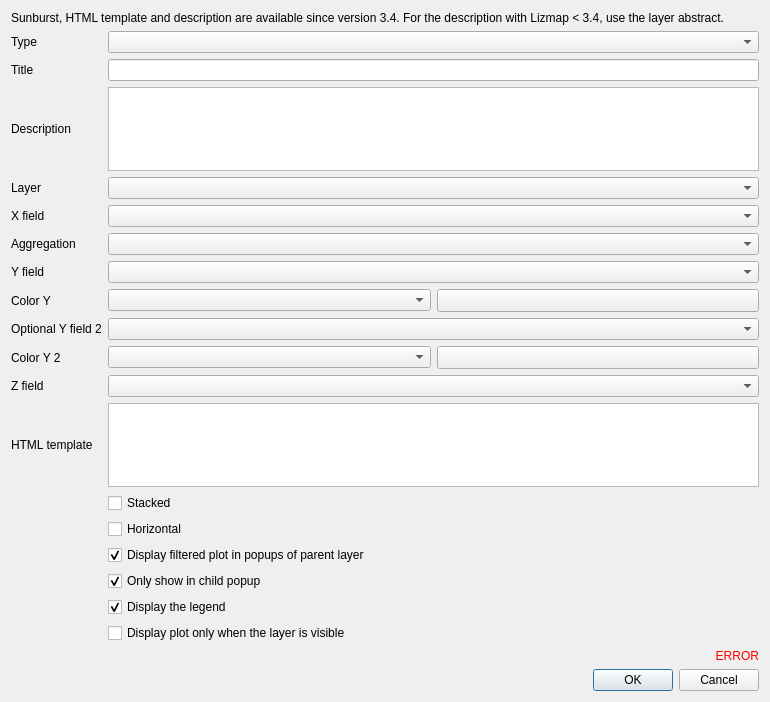
Old version of the form lizmap/resources/ui/ui_form_dataviz.ui in the repository 3liz/lizmap-plugin.
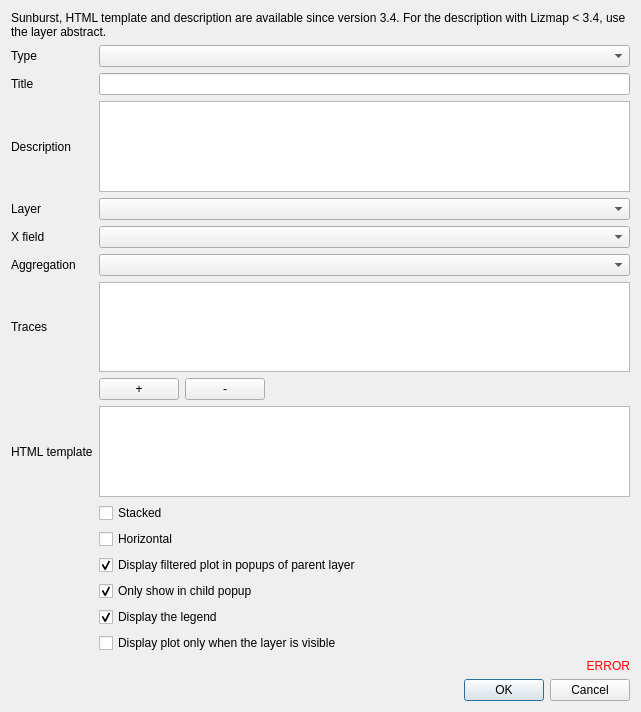
New version of the form. Custom widgets are drawn as their Qt base class.

Commit message: add multi traces in dataviz (#240)

```diff
--- a/lizmap/resources/ui/ui_form_dataviz.ui
+++ b/lizmap/resources/ui/ui_form_dataviz.ui
@@ -6,8 +6,8 @@
    <rect>
     <x>0</x>
     <y>0</y>
-    <width>770</width>
-    <height>702</height>
+    <width>641</width>
+    <height>712</height>
    </rect>
   </property>
   <property name="windowTitle">
@@ -26,8 +26,91 @@
    </item>
    <item>
     <layout class="QGridLayout" name="gridLayout">
-     <item row="11" column="1">
-      <widget class="QgsFieldComboBox" name="z_field"/>
+     <item row="9" column="0">
+      <widget class="QLabel" name="label_html_template">
+       <property name="text">
+        <string>HTML template</string>
+       </property>
+      </widget>
+     </item>
+     <item row="15" column="1">
+      <widget class="QCheckBox" name="display_when_layer_visible">
+       <property name="text">
+        <string>Display plot only when the layer is visible</string>
+       </property>
+      </widget>
+     </item>
+     <item row="6" column="0">
+      <widget class="QLabel" name="label_traces">
+       <property name="text">
+        <string>Traces</string>
+       </property>
+      </widget>
+     </item>
+     <item row="2" column="0">
+      <widget class="QLabel" name="label_description">
+       <property name="text">
+        <string>Description</string>
+       </property>
+      </widget>
+     </item>
+     <item row="0" column="1">
+      <widget class="QComboBox" name="type_graph"/>
+     </item>
+     <item row="0" column="0">
+      <widget class="QLabel" name="label_type">
+       <property name="text">
+        <string>Type</string>
+       </property>
+      </widget>
+     </item>
+     <item row="12" column="1">
+      <widget class="QCheckBox" name="popup_display_child_plot">
+       <property name="text">
+        <string>Display filtered plot in popups of parent layer</string>
+       </property>
+       <property name="checked">
+        <bool>true</bool>
+       </property>
+      </widget>
+     </item>
+     <item row="4" column="0">
+      <widget class="QLabel" name="label_x_field">
+       <property name="text">
+        <string>X field</string>
+       </property>
+      </widget>
+     </item>
+     <item row="7" column="1">
+      <layout class="QHBoxLayout" name="horizontalLayout_2">
+       <item>
+        <widget class="QPushButton" name="add_trace">
+         <property name="text">
+          <string notr="true">+</string>
+         </property>
+        </widget>
+       </item>
+       <item>
+        <widget class="QPushButton" name="remove_trace">
+         <property name="text">
+          <string notr="true">-</string>
+         </property>
+        </widget>
+       </item>
+       <item>
+        <spacer name="horizontalSpacer">
+         <property name="orientation">
+          <enum>Qt::Horizontal</enum>
+         </property>
+         <property name="sizeHint" stdset="0">
+          <size>
+           <width>40</width>
+           <height>20</height>
+          </size>
+         </property>
+        </spacer>
+       </item>
+      </layout>
      </item>
      <item row="1" column="0">
       <widget class="QLabel" name="label_title">
@@ -39,101 +122,26 @@
        </property>
       </widget>
      </item>
-     <item row="4" column="1">
-      <widget class="QgsFieldComboBox" name="x_field"/>
-     </item>
-     <item row="12" column="1">
-      <widget class="QTextEdit" name="html_template"/>
-     </item>
-     <item row="9" column="1">
-      <widget class="QgsFieldComboBox" name="y_field_2"/>
-     </item>
-     <item row="7" column="0">
-      <widget class="QLabel" name="label_y_color">
-       <property name="text">
-        <string>Color Y</string>
-       </property>
-      </widget>
-     </item>
      <item row="6" column="1">
-      <widget class="QgsFieldComboBox" name="y_field"/>
-     </item>
-     <item row="5" column="0">
-      <widget class="QLabel" name="label_aggregation">
-       <property name="text">
-        <string>Aggregation</string>
-       </property>
-      </widget>
+      <widget class="QTableWidget" name="traces"/>
      </item>
      <item row="5" column="1">
       <widget class="QComboBox" name="aggregation"/>
      </item>
-     <item row="0" column="0">
-      <widget class="QLabel" name="label_type">
-       <property name="text">
-        <string>Type</string>
-       </property>
-      </widget>
-     </item>
-     <item row="13" column="1">
-      <widget class="QCheckBox" name="stacked">
-       <property name="text">
-        <string>Stacked</string>
-       </property>
-      </widget>
-     </item>
-     <item row="15" column="1">
-      <widget class="QCheckBox" name="popup_display_child_plot">
-       <property name="text">
-        <string>Display filtered plot in popups of parent layer</string>
-       </property>
-       <property name="checked">
-        <bool>true</bool>
-       </property>
-      </widget>
-     </item>
-     <item row="10" column="1">
-      <layout class="QHBoxLayout" name="horizontalLayout_3">
-       <item>
-        <widget class="QgsFieldComboBox" name="color_field_2"/>
-       </item>
-       <item>
-        <widget class="QgsColorButton" name="color_2">
-         <property name="sizePolicy">
-          <sizepolicy hsizetype="Minimum" vsizetype="Fixed">
-           <horstretch>0</horstretch>
-           <verstretch>0</verstretch>
-          </sizepolicy>
-         </property>
-        </widget>
-       </item>
-      </layout>
-     </item>
      <item row="2" column="1">
       <widget class="QPlainTextEdit" name="text_description"/>
      </item>
-     <item row="2" column="0">
-      <widget class="QLabel" name="label_description">
+     <item row="5" column="0">
+      <widget class="QLabel" name="label_aggregation">
        <property name="text">
-        <string>Description</string>
+        <string>Aggregation</string>
        </property>
       </widget>
      </item>
-     <item row="6" column="0">
-      <widget class="QLabel" name="label_y_field">
-       <property name="text">
-        <string>Y field</string>
-       </property>
-      </widget>
+     <item row="9" column="1">
+      <widget class="QTextEdit" name="html_template"/>
      </item>
-     <item row="9" column="0">
-      <widget class="QLabel" name="label_y_field_2">
-       <property name="text">
-        <string>Optional Y field 2</string>
-       </property>
-      </widget>
-     </item>
-     <item row="16" column="1">
+     <item row="13" column="1">
       <widget class="QCheckBox" name="only_show_child">
        <property name="text">
         <string>Only show in child popup</string>
@@ -143,68 +151,30 @@
        </property>
       </widget>
      </item>
-     <item row="14" column="1">
-      <widget class="QCheckBox" name="horizontal">
-       <property name="text">
-        <string>Horizontal</string>
-       </property>
-      </widget>
-     </item>
-     <item row="12" column="0">
-      <widget class="QLabel" name="label_html_template">
-       <property name="text">
-        <string>HTML template</string>
-       </property>
-      </widget>
-     </item>
      <item row="3" column="1">
       <widget class="QgsMapLayerComboBox" name="layer"/>
      </item>
-     <item row="0" column="1">
-      <widget class="QComboBox" name="type_graph"/>
+     <item row="10" column="1">
+      <widget class="QCheckBox" name="stacked">
+       <property name="text">
+        <string>Stacked</string>
+       </property>
+      </widget>
      </item>
-     <item row="7" column="1">
-      <layout class="QHBoxLayout" name="horizontalLayout_2">
-       <item>
-        <widget class="QgsFieldComboBox" name="color_field"/>
-       </item>
-       <item>
-        <widget class="QgsColorButton" name="color">
-         <property name="sizePolicy">
-          <sizepolicy hsizetype="Minimum" vsizetype="Fixed">
-           <horstretch>0</horstretch>
-           <verstretch>0</verstretch>
-          </sizepolicy>
-         </property>
-        </widget>
-       </item>
-      </layout>
-     </item>
-     <item row="3" column="0">
-      <widget class="QLabel" name="label_layer">
+     <item row="11" column="1">
+      <widget class="QCheckBox" name="horizontal">
        <property name="text">
-        <string>Layer</string>
+        <string>Horizontal</string>
        </property>
       </widget>
      </item>
      <item row="1" column="1">
       <widget class="QLineEdit" name="title"/>
      </item>
-     <item row="4" column="0">
-      <widget class="QLabel" name="label_x_field">
-       <property name="text">
-        <string>X field</string>
-       </property>
-      </widget>
+     <item row="4" column="1">
+      <widget class="QgsFieldComboBox" name="x_field"/>
      </item>
-     <item row="10" column="0">
-      <widget class="QLabel" name="label_y_color_2">
-       <property name="text">
-        <string>Color Y 2</string>
-       </property>
-      </widget>
-     </item>
-     <item row="17" column="1">
+     <item row="14" column="1">
       <widget class="QCheckBox" name="display_legend">
        <property name="text">
         <string>Display the legend</string>
@@ -214,17 +184,10 @@
        </property>
       </widget>
      </item>
-     <item row="11" column="0">
-      <widget class="QLabel" name="label_z_field">
+     <item row="3" column="0">
+      <widget class="QLabel" name="label_layer">
        <property name="text">
-        <string>Z field</string>
-       </property>
-      </widget>
-     </item>
-     <item row="18" column="1">
-      <widget class="QCheckBox" name="display_when_layer_visible">
-       <property name="text">
-        <string>Display plot only when the layer is visible</string>
+        <string>Layer</string>
        </property>
       </widget>
      </item>
@@ -256,11 +219,6 @@
   </layout>
  </widget>
  <customwidgets>
-  <customwidget>
-   <class>QgsColorButton</class>
-   <extends>QToolButton</extends>
-   <header>qgis.gui</header>
-  </customwidget>
   <customwidget>
    <class>QgsFieldComboBox</class>
    <extends>QComboBox</extends>
```
The commit also changes 10 other files.
